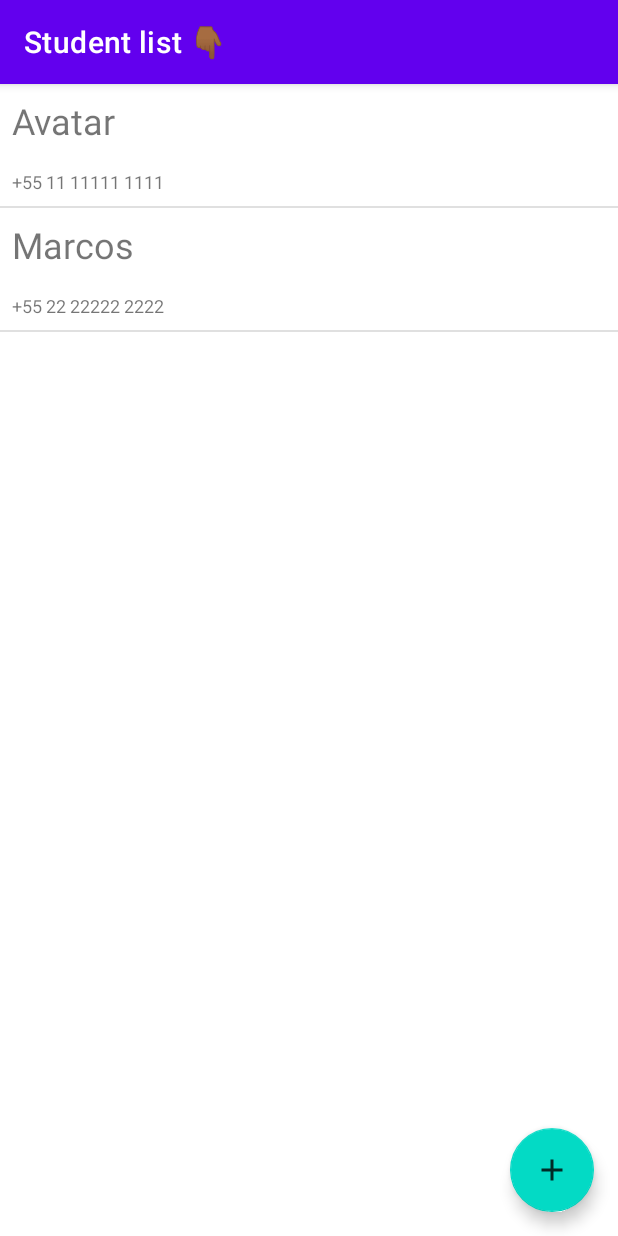
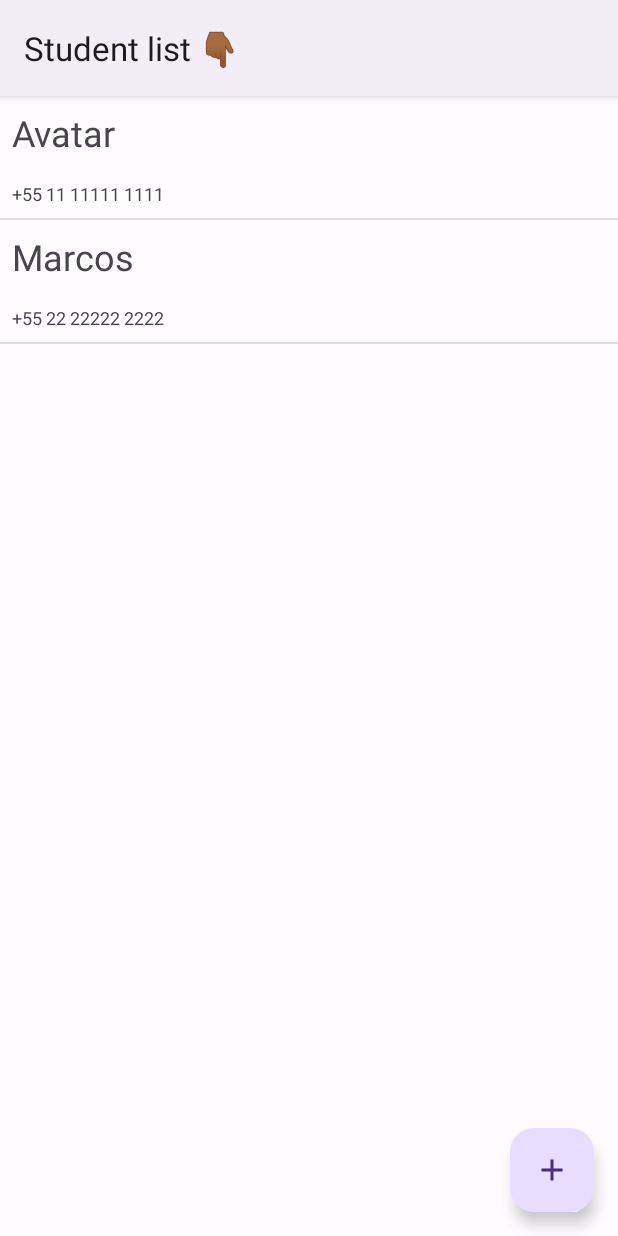
Before and after one commit to avatarrrrr/Schedule, an Android app: the screen it shows after launch (StudentListActivity), on a phone screen of 412 x 824 dp. Run offline under Robolectric (Android 15) with nearby library versions, the phone set to English and light mode, and no system bars.

Commit message:
[feat] change theme to material design 3

```diff
--- a/app/src/main/res/values-night/themes.xml
+++ b/app/src/main/res/values-night/themes.xml
@@ -1,16 +1,36 @@
+
 <resources>
-    <!-- Base application theme. -->
-    <style name="Theme.Schedule" parent="Theme.MaterialComponents.DayNight.DarkActionBar">
-        <!-- Primary brand color. -->
-        <item name="colorPrimary">@color/purple_200</item>
-        <item name="colorPrimaryVariant">@color/purple_700</item>
-        <item name="colorOnPrimary">@color/black</item>
-        <!-- Secondary brand color. -->
-        <item name="colorSecondary">@color/teal_200</item>
-        <item name="colorSecondaryVariant">@color/teal_200</item>
-        <item name="colorOnSecondary">@color/black</item>
-        <!-- Status bar color. -->
-        <item name="android:statusBarColor">?attr/colorPrimaryVariant</item>
-        <!-- Customize your theme here. -->
+    <style name="Theme.Schedule" parent="Theme.Material3.Dark">
+        <item name="colorPrimary">@color/md_theme_dark_primary</item>
+        <item name="colorOnPrimary">@color/md_theme_dark_onPrimary</item>
+        <item name="colorPrimaryContainer">@color/md_theme_dark_primaryContainer</item>
+        <item name="colorOnPrimaryContainer">@color/md_theme_dark_onPrimaryContainer</item>
+        <item name="colorSecondary">@color/md_theme_dark_secondary</item>
+        <item name="colorOnSecondary">@color/md_theme_dark_onSecondary</item>
+        <item name="colorSecondaryContainer">@color/md_theme_dark_secondaryContainer</item>
+        <item name="colorOnSecondaryContainer">@color/md_theme_dark_onSecondaryContainer</item>
+        <item name="colorTertiary">@color/md_theme_dark_tertiary</item>
+        <item name="colorOnTertiary">@color/md_theme_dark_onTertiary</item>
+        <item name="colorTertiaryContainer">@color/md_theme_dark_tertiaryContainer</item>
+        <item name="colorOnTertiaryContainer">@color/md_theme_dark_onTertiaryContainer</item>
+        <item name="colorError">@color/md_theme_dark_error</item>
+        <item name="colorErrorContainer">@color/md_theme_dark_errorContainer</item>
+        <item name="colorOnError">@color/md_theme_dark_onError</item>
+        <item name="colorOnErrorContainer">@color/md_theme_dark_onErrorContainer</item>
+        <item name="android:colorBackground">@color/md_theme_dark_background</item>
+        <item name="colorOnBackground">@color/md_theme_dark_onBackground</item>
+        <item name="colorSurface">@color/md_theme_dark_surface</item>
+        <item name="colorOnSurface">@color/md_theme_dark_onSurface</item>
+        <item name="colorSurfaceVariant">@color/md_theme_dark_surfaceVariant</item>
+        <item name="colorOnSurfaceVariant">@color/md_theme_dark_onSurfaceVariant</item>
+        <item name="colorOutline">@color/md_theme_dark_outline</item>
+        <item name="colorOnSurfaceInverse">@color/md_theme_dark_inverseOnSurface</item>
+        <item name="colorSurfaceInverse">@color/md_theme_dark_inverseSurface</item>
+        <item name="colorCustomColor1">#cfbdff</item>
+        <item name="colorOnCustomColor1">#3a0093</item>
+        <item name="colorCustomColor1Container">#5300cd</item>
+        <item name="colorOnCustomColor1Container">#e8ddff</item>
+        <item name="harmonizeCustomColor1">true</item>
+        <item name="colorPrimaryInverse">@color/md_theme_dark_inversePrimary</item>
     </style>
 </resources>
--- /dev/null
+++ b/app/src/main/res/values/attrs.xml
@@ -0,0 +1,8 @@
+
+<resources>
+    <attr name="colorCustomColor1" format="color" />
+    <attr name="colorOnCustomColor1" format="color" />
+    <attr name="colorCustomColor1Container" format="color" />
+    <attr name="colorOnCustomColor1Container" format="color" />
+    <attr name="harmonizeCustomColor1" format="boolean" />
+</resources>
--- a/app/src/main/res/values/colors.xml
+++ b/app/src/main/res/values/colors.xml
@@ -1,10 +1,65 @@
-<?xml version="1.0" encoding="utf-8"?>
+
 <resources>
-    <color name="purple_200">#FFBB86FC</color>
-    <color name="purple_500">#FF6200EE</color>
-    <color name="purple_700">#FF3700B3</color>
-    <color name="teal_200">#FF03DAC5</color>
-    <color name="teal_700">#FF018786</color>
-    <color name="black">#FF000000</color>
-    <color name="white">#FFFFFFFF</color>
+    <color name="seed">#6200EE</color>
+    <color name="md_theme_light_primary">#6D23F9</color>
+    <color name="md_theme_light_onPrimary">#FFFFFF</color>
+    <color name="md_theme_light_primaryContainer">#E8DDFF</color>
+    <color name="md_theme_light_onPrimaryContainer">#22005D</color>
+    <color name="md_theme_light_secondary">#006B60</color>
+    <color name="md_theme_light_onSecondary">#FFFFFF</color>
+    <color name="md_theme_light_secondaryContainer">#4FFBE5</color>
+    <color name="md_theme_light_onSecondaryContainer">#00201C</color>
+    <color name="md_theme_light_tertiary">#7D5260</color>
+    <color name="md_theme_light_onTertiary">#FFFFFF</color>
+    <color name="md_theme_light_tertiaryContainer">#FFD9E3</color>
+    <color name="md_theme_light_onTertiaryContainer">#31101D</color>
+    <color name="md_theme_light_error">#BA1A1A</color>
+    <color name="md_theme_light_errorContainer">#FFDAD6</color>
+    <color name="md_theme_light_onError">#FFFFFF</color>
+    <color name="md_theme_light_onErrorContainer">#410002</color>
+    <color name="md_theme_light_background">#FFFBFF</color>
+    <color name="md_theme_light_onBackground">#1C1B1E</color>
+    <color name="md_theme_light_surface">#FFFBFF</color>
+    <color name="md_theme_light_onSurface">#1C1B1E</color>
+    <color name="md_theme_light_surfaceVariant">#E7E0EC</color>
+    <color name="md_theme_light_onSurfaceVariant">#49454E</color>
+    <color name="md_theme_light_outline">#7A757F</color>
+    <color name="md_theme_light_inverseOnSurface">#F4EFF4</color>
+    <color name="md_theme_light_inverseSurface">#313033</color>
+    <color name="md_theme_light_inversePrimary">#CFBDFF</color>
+    <color name="md_theme_light_shadow">#000000</color>
+    <color name="md_theme_light_surfaceTint">#6D23F9</color>
+    <color name="md_theme_light_outlineVariant">#CAC4CF</color>
+    <color name="md_theme_light_scrim">#000000</color>
+    <color name="md_theme_dark_primary">#CFBDFF</color>
+    <color name="md_theme_dark_onPrimary">#3A0093</color>
+    <color name="md_theme_dark_primaryContainer">#5300CD</color>
+    <color name="md_theme_dark_onPrimaryContainer">#E8DDFF</color>
+    <color name="md_theme_dark_secondary">#17DEC9</color>
+    <color name="md_theme_dark_onSecondary">#003731</color>
+    <color name="md_theme_dark_secondaryContainer">#005048</color>
+    <color name="md_theme_dark_onSecondaryContainer">#4FFBE5</color>
+    <color name="md_theme_dark_tertiary">#EFB8C8</color>
+    <color name="md_theme_dark_onTertiary">#4A2532</color>
+    <color name="md_theme_dark_tertiaryContainer">#633B49</color>
+    <color name="md_theme_dark_onTertiaryContainer">#FFD9E3</color>
+    <color name="md_theme_dark_error">#FFB4AB</color>
+    <color name="md_theme_dark_errorContainer">#93000A</color>
+    <color name="md_theme_dark_onError">#690005</color>
+    <color name="md_theme_dark_onErrorContainer">#FFDAD6</color>
+    <color name="md_theme_dark_background">#1C1B1E</color>
+    <color name="md_theme_dark_onBackground">#E6E1E6</color>
+    <color name="md_theme_dark_surface">#1C1B1E</color>
+    <color name="md_theme_dark_onSurface">#E6E1E6</color>
+    <color name="md_theme_dark_surfaceVariant">#49454E</color>
+    <color name="md_theme_dark_onSurfaceVariant">#CAC4CF</color>
+    <color name="md_theme_dark_outline">#948F99</color>
+    <color name="md_theme_dark_inverseOnSurface">#1C1B1E</color>
+    <color name="md_theme_dark_inverseSurface">#E6E1E6</color>
+    <color name="md_theme_dark_inversePrimary">#6D23F9</color>
+    <color name="md_theme_dark_shadow">#000000</color>
+    <color name="md_theme_dark_surfaceTint">#CFBDFF</color>
+    <color name="md_theme_dark_outlineVariant">#49454E</color>
+    <color name="md_theme_dark_scrim">#000000</color>
+    <color name="CustomColor1">#6200EE</color>
 </resources>
--- a/app/src/main/res/values/themes.xml
+++ b/app/src/main/res/values/themes.xml
@@ -1,16 +1,36 @@
+
 <resources>
-    <!-- Base application theme. -->
-    <style name="Theme.Schedule" parent="Theme.MaterialComponents.DayNight.DarkActionBar">
-        <!-- Primary brand color. -->
-        <item name="colorPrimary">@color/purple_500</item>
-        <item name="colorPrimaryVariant">@color/purple_700</item>
-        <item name="colorOnPrimary">@color/white</item>
-        <!-- Secondary brand color. -->
-        <item name="colorSecondary">@color/teal_200</item>
-        <item name="colorSecondaryVariant">@color/teal_700</item>
-        <item name="colorOnSecondary">@color/black</item>
-        <!-- Status bar color. -->
-        <item name="android:statusBarColor">?attr/colorPrimaryVariant</item>
-        <!-- Customize your theme here. -->
+    <style name="Theme.Schedule" parent="Theme.Material3.Light">
+        <item name="colorPrimary">@color/md_theme_light_primary</item>
+        <item name="colorOnPrimary">@color/md_theme_light_onPrimary</item>
+        <item name="colorPrimaryContainer">@color/md_theme_light_primaryContainer</item>
+        <item name="colorOnPrimaryContainer">@color/md_theme_light_onPrimaryContainer</item>
+        <item name="colorSecondary">@color/md_theme_light_secondary</item>
+        <item name="colorOnSecondary">@color/md_theme_light_onSecondary</item>
+        <item name="colorSecondaryContainer">@color/md_theme_light_secondaryContainer</item>
+        <item name="colorOnSecondaryContainer">@color/md_theme_light_onSecondaryContainer</item>
+        <item name="colorTertiary">@color/md_theme_light_tertiary</item>
+        <item name="colorOnTertiary">@color/md_theme_light_onTertiary</item>
+        <item name="colorTertiaryContainer">@color/md_theme_light_tertiaryContainer</item>
+        <item name="colorOnTertiaryContainer">@color/md_theme_light_onTertiaryContainer</item>
+        <item name="colorError">@color/md_theme_light_error</item>
+        <item name="colorErrorContainer">@color/md_theme_light_errorContainer</item>
+        <item name="colorOnError">@color/md_theme_light_onError</item>
+        <item name="colorOnErrorContainer">@color/md_theme_light_onErrorContainer</item>
+        <item name="android:colorBackground">@color/md_theme_light_background</item>
+        <item name="colorOnBackground">@color/md_theme_light_onBackground</item>
+        <item name="colorSurface">@color/md_theme_light_surface</item>
+        <item name="colorOnSurface">@color/md_theme_light_onSurface</item>
+        <item name="colorSurfaceVariant">@color/md_theme_light_surfaceVariant</item>
+        <item name="colorOnSurfaceVariant">@color/md_theme_light_onSurfaceVariant</item>
+        <item name="colorOutline">@color/md_theme_light_outline</item>
+        <item name="colorOnSurfaceInverse">@color/md_theme_light_inverseOnSurface</item>
+        <item name="colorSurfaceInverse">@color/md_theme_light_inverseSurface</item>
+        <item name="colorCustomColor1">#6d23f9</item>
+        <item name="colorOnCustomColor1">#ffffff</item>
+        <item name="colorCustomColor1Container">#e8ddff</item>
+        <item name="colorOnCustomColor1Container">#22005d</item>
+        <item name="harmonizeCustomColor1">true</item>
+        <item name="colorPrimaryInverse">@color/md_theme_light_inversePrimary</item>
     </style>
 </resources>
```
